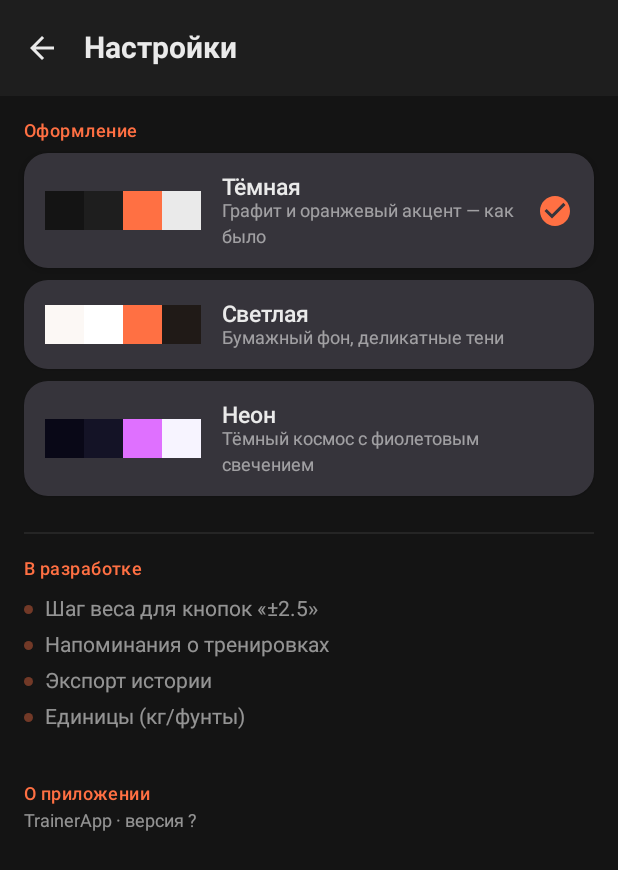
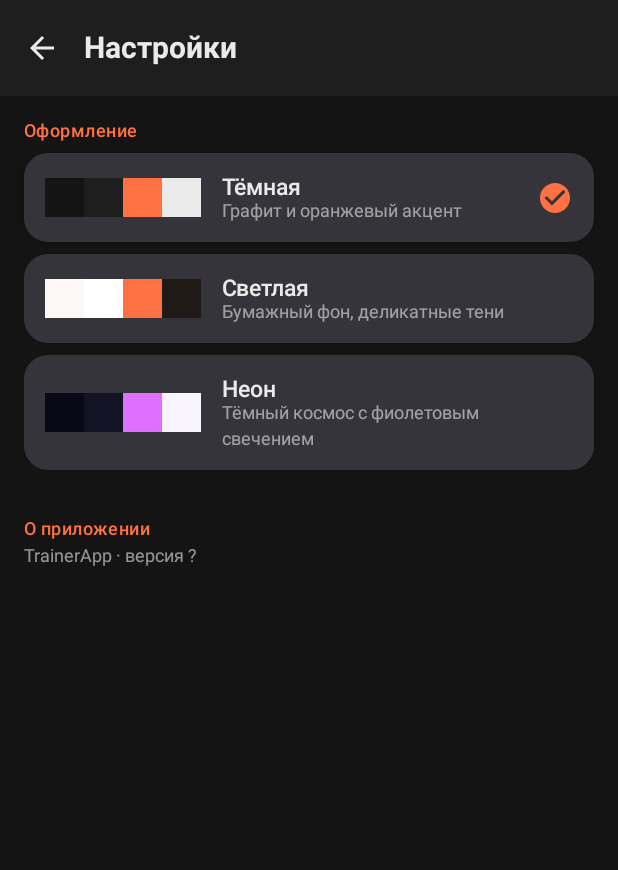
Before and after one commit to xrmstx/TrainerApp, an Android app built with Jetpack Compose: the screen it shows after launch (MainActivity), after a tap on "Настройки", on a phone screen of 412 x 824 dp. Shown: the top 870 px of the screen. Run offline under Robolectric (Android 15) with nearby library versions, the phone set to English and light mode, and no system bars; our stand-ins replace Room's generated code; Roboto replaces fonts that are not available here.

Commit message:
Перехватчик крашей + чистые настройки с тремя темами

```diff
--- a/app/src/main/java/com/example/trainerapp/MainActivity.kt
+++ b/app/src/main/java/com/example/trainerapp/MainActivity.kt
@@ -41,6 +41,19 @@ import java.net.URLEncoder
 class MainActivity : ComponentActivity() {
     override fun onCreate(savedInstanceState: Bundle?) {
         super.onCreate(savedInstanceState)
+
+        // Временный перехватчик крашей: пишет стек в файл, чтобы можно было
+        // вытащить причину падения без adb. Уберём после отладки.
+        Thread.setDefaultUncaughtExceptionHandler { t, e ->
+            try {
+                val dir = getExternalFilesDir(null) ?: return@setDefaultUncaughtExceptionHandler
+                java.io.File(dir, "crash.txt").writeText(
+                    "Thread: ${t.name}\n\n" + android.util.Log.getStackTraceString(e)
+                )
+            } catch (_: Exception) {}
+            android.os.Process.killProcess(android.os.Process.myPid())
+        }
+
         // Загружаем сохранённую тему до setContent, чтобы не мигнуть дефолтной
         AppSettings.init(this)
         setContent {
--- a/app/src/main/java/com/example/trainerapp/ui/screens/SettingsScreen.kt
+++ b/app/src/main/java/com/example/trainerapp/ui/screens/SettingsScreen.kt
@@ -72,22 +72,7 @@ fun SettingsScreen(onBackClick: () -> Unit) {
                 Spacer(modifier = Modifier.height(8.dp))
             }
 
-            Spacer(modifier = Modifier.height(16.dp))
-            Divider(color = MaterialTheme.colorScheme.onSurface.copy(alpha = 0.08f))
-            Spacer(modifier = Modifier.height(16.dp))
-
-            Text(
-                "В разработке",
-                style = MaterialTheme.typography.labelMedium,
-                color = MaterialTheme.colorScheme.primary
-            )
-            Spacer(modifier = Modifier.height(8.dp))
-            ComingSoonItem("Шаг веса для кнопок «±2.5»")
-            ComingSoonItem("Напоминания о тренировках")
-            ComingSoonItem("Экспорт истории")
-            ComingSoonItem("Единицы (кг/фунты)")
-
-            Spacer(modifier = Modifier.height(32.dp))
+            Spacer(modifier = Modifier.height(24.dp))
 
             Text(
                 "О приложении",
@@ -101,29 +86,6 @@ fun SettingsScreen(onBackClick: () -> Unit) {
                 color = MaterialTheme.colorScheme.onSurface.copy(alpha = 0.6f)
             )
         }
-    }
-}
-
-@Composable
-private fun ComingSoonItem(text: String) {
-    Row(
-        verticalAlignment = Alignment.CenterVertically,
-        modifier = Modifier.padding(vertical = 4.dp)
-    ) {
-        Box(
-            modifier = Modifier
-                .size(6.dp)
-                .background(
-                    MaterialTheme.colorScheme.primary.copy(alpha = 0.4f),
-                    RoundedCornerShape(50)
-                )
-        )
-        Spacer(modifier = Modifier.width(8.dp))
-        Text(
-            text,
-            style = MaterialTheme.typography.bodyMedium,
-            color = MaterialTheme.colorScheme.onSurface.copy(alpha = 0.6f)
-        )
     }
 }
 
--- a/app/src/main/java/com/example/trainerapp/ui/theme/Theme.kt
+++ b/app/src/main/java/com/example/trainerapp/ui/theme/Theme.kt
@@ -16,7 +16,7 @@ import androidx.compose.ui.unit.sp
 
 // Три темы на выбор: тёмная (по умолчанию), светлая и неон
 enum class ThemeMode(val label: String, val description: String) {
-    DARK("Тёмная", "Графит и оранжевый акцент — как было"),
+    DARK("Тёмная", "Графит и оранжевый акцент"),
     LIGHT("Светлая", "Бумажный фон, деликатные тени"),
     NEON("Неон", "Тёмный космос с фиолетовым свечением");
 
```
